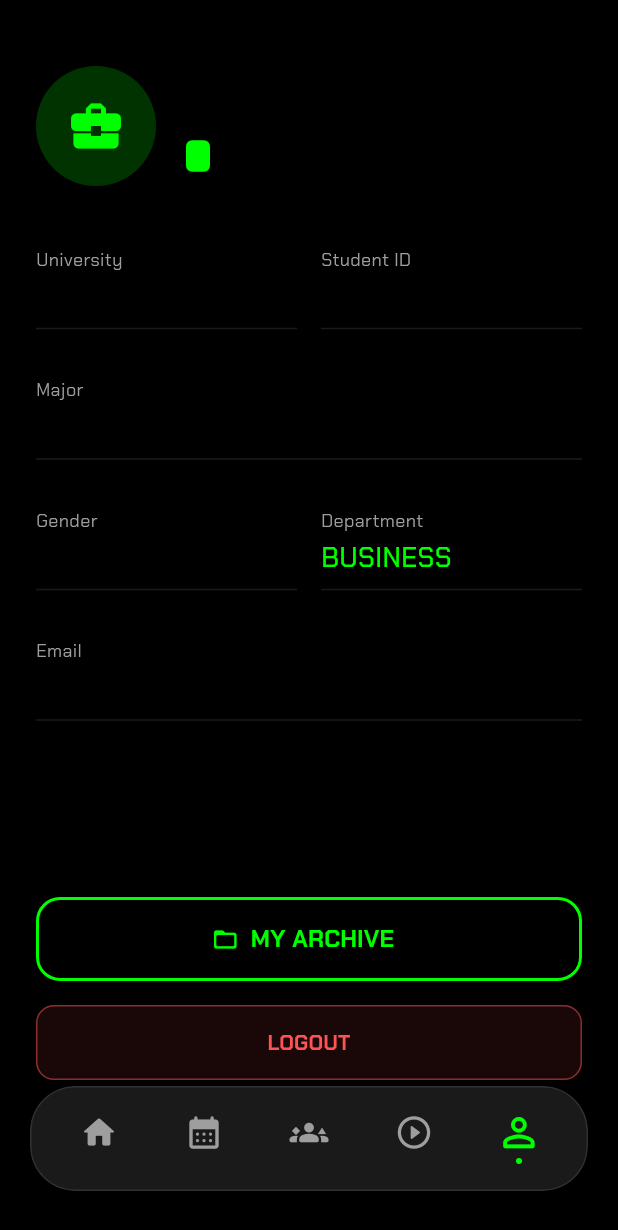
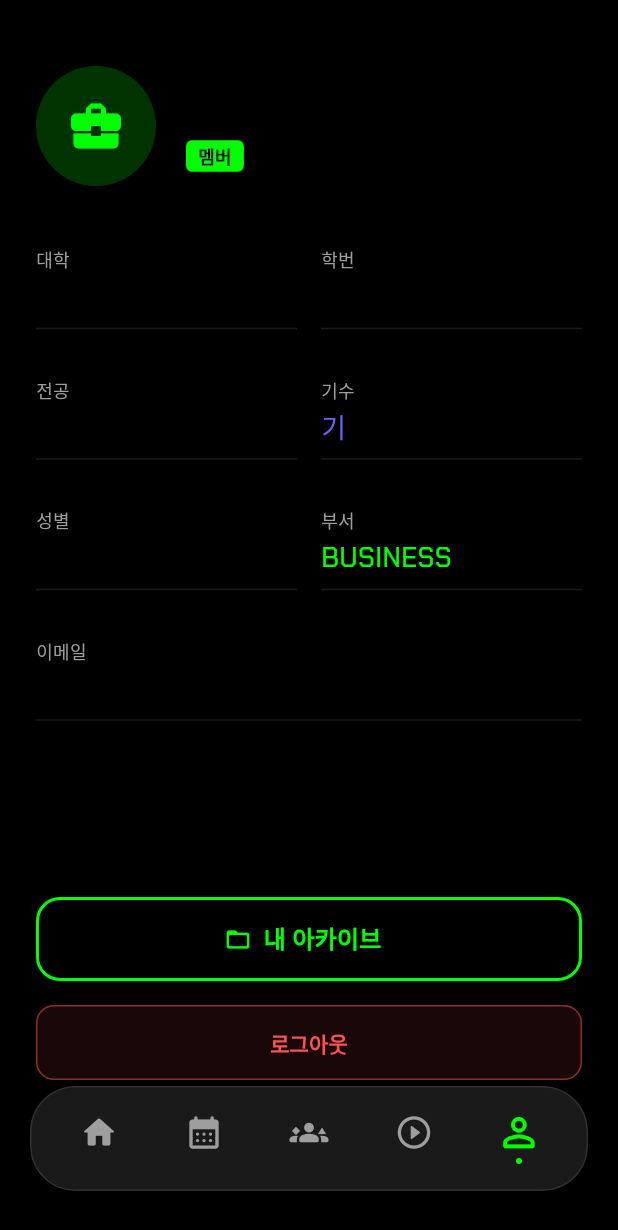
Before and after one commit to joshuakod123/kraft_app, a Flutter app: the ProfileScreen screen opened by its route, on a phone screen of 412 x 824 dp. Shown: the top 1230 px of the screen. Run offline on Flutter 3.47's test engine with Material 3 defaults, Android fonts, the phone set to English and light mode, and no system bars; drawn by our look-alikes of flutter_animate; our stand-ins replace flutter_riverpod, glass_kit, go_router, google_fonts, just_audio, qr_flutter and 2 more; missing offline and left inert: mobile_scanner; accounts and stored records are empty; statements that could not run were skipped.

Commit message:
fixed profile card

```diff
--- a/lib/features/home/team_member_screen.dart
+++ b/lib/features/home/team_member_screen.dart
@@ -8,17 +8,12 @@ import '../../core/constants/department_enum.dart';
 import '../../core/data/supabase_repository.dart';
 import '../../core/state/global_providers.dart';
 
-// -----------------------------------------------------------------------------
-// Provider: 현재 선택된 부서의 멤버 리스트 가져오기
-// -----------------------------------------------------------------------------
+// Provider 등 상단 코드는 그대로 유지
 final teamMembersProvider = FutureProvider.autoDispose<List<Map<String, dynamic>>>((ref) async {
   final dept = ref.watch(currentDeptProvider);
   return SupabaseRepository().getTeamMembers(dept.id);
 });
 
-// -----------------------------------------------------------------------------
-// Screen: 멤버 리스트 화면
-// -----------------------------------------------------------------------------
 class TeamMemberScreen extends ConsumerWidget {
   const TeamMemberScreen({super.key});
 
@@ -45,7 +40,6 @@ class TeamMemberScreen extends ConsumerWidget {
         iconTheme: const IconThemeData(color: Colors.white),
       ),
       body: Container(
-        // 배경 그라데이션
         decoration: BoxDecoration(
           gradient: LinearGradient(
             begin: Alignment.topLeft,
@@ -63,9 +57,7 @@ class TeamMemberScreen extends ConsumerWidget {
           data: (members) {
             return Column(
               children: [
-                const SizedBox(height: 100), // AppBar 공간 확보
-
-                // [리스트 헤더]
+                const SizedBox(height: 100),
                 Padding(
                   padding: const EdgeInsets.symmetric(horizontal: 24.0, vertical: 16.0),
                   child: Row(
@@ -95,12 +87,10 @@ class TeamMemberScreen extends ConsumerWidget {
                     ],
                   ),
                 ),
-
-                // [멤버 리스트]
                 Expanded(
                   child: ListView.separated(
                     padding: const EdgeInsets.symmetric(horizontal: 20, vertical: 10),
-                    itemCount: members.length + 1, // 하단 여백용 +1
+                    itemCount: members.length + 1,
                     separatorBuilder: (_, __) => const SizedBox(height: 12),
                     itemBuilder: (context, index) {
                       if (index == members.length) return const SizedBox(height: 120);
@@ -117,11 +107,13 @@ class TeamMemberScreen extends ConsumerWidget {
     );
   }
 
-  // 리스트 아이템 위젯
   Widget _buildMemberTile(BuildContext context, Map<String, dynamic> user, Department dept) {
     final name = user['name'] ?? 'Unknown';
     final email = user['email'] ?? '';
     final role = user['role'] ?? 'member';
+    // 기수 정보 리스트에도 표시 (선택사항)
+    final cohort = user['cohort'];
+
     final isManager = role == 'manager';
     final initial = name.isNotEmpty ? name.substring(0, 1) : '?';
 
@@ -151,7 +143,6 @@ class TeamMemberScreen extends ConsumerWidget {
           ),
           child: Row(
             children: [
-              // 아바타 (Hero 연결)
               Hero(
                 tag: 'avatar-${user['id']}',
                 child: Container(
@@ -178,11 +169,11 @@ class TeamMemberScreen extends ConsumerWidget {
                 ),
               ),
               const SizedBox(width: 16),
-
-              // 이름 및 이메일
               Expanded(
                 child: Column(
                   crossAxisAlignment: CrossAxisAlignment.start,
+                  children: [
+                    Row(
                       children: [
                         Text(
                           name,
@@ -191,6 +182,16 @@ class TeamMemberScreen extends ConsumerWidget {
                             fontWeight: FontWeight.bold,
                             fontSize: 16,
                           ),
+                        ),
+                        // 리스트에서 이름 옆에 작게 기수 표시
+                        if (cohort != null) ...[
+                          const SizedBox(width: 6),
+                          Text(
+                            "${cohort}기",
+                            style: TextStyle(color: dept.color.withOpacity(0.8), fontSize: 12),
+                          ),
+                        ]
+                      ],
                     ),
                     const SizedBox(height: 4),
                     Text(
@@ -202,8 +203,6 @@ class TeamMemberScreen extends ConsumerWidget {
                   ],
                 ),
               ),
-
-              // 우측 아이콘
               if (isManager)
                 Icon(Icons.stars_rounded, color: dept.color, size: 24)
               else
@@ -215,7 +214,6 @@ class TeamMemberScreen extends ConsumerWidget {
     );
   }
 
-  // 팝업 다이얼로그 호출 함수
   void _showProfileDialog(BuildContext context, Map<String, dynamic> user, Department dept) {
     showGeneralDialog(
       context: context,
@@ -237,7 +235,7 @@ class TeamMemberScreen extends ConsumerWidget {
 }
 
 // -----------------------------------------------------------------------------
-// Widget: 상세 프로필 팝업 카드 (수정된 버전)
+// 상세 프로필 팝업 카드 (한글화 및 기수 연동)
 // -----------------------------------------------------------------------------
 class MemberProfileCard extends StatelessWidget {
   final Map<String, dynamic> user;
@@ -251,19 +249,17 @@ class MemberProfileCard extends StatelessWidget {
 
   @override
   Widget build(BuildContext context) {
-    final name = user['name'] ?? 'Unknown';
+    final name = user['name'] ?? '알 수 없음';
     final email = user['email'] ?? '-';
-    final major = user['major'] ?? 'Major';
-    final studentId = user['student_id'] ?? 'Unknown';
+    final major = user['major'] ?? '전공 미입력';
+    final studentId = user['student_id'] ?? '미입력';
     final role = user['role'] ?? 'member';
-    final school = user['school'] ?? 'Univ';
+    final school = user['school'] ?? '대학교';
     final initial = name.isNotEmpty ? name.substring(0, 1) : '?';
 
-    // [기수 계산 로직]
-    String generation = "Unknown";
-    if (studentId.length >= 4) {
-      generation = "${studentId.substring(2, 4)}th Gen";
-    }
+    // [수정] DB에서 기수 정보 가져오기
+    final cohort = user['cohort'];
+    final generationString = cohort != null ? "${cohort}기" : "기수 미정";
 
     final isManager = role == 'manager';
     final themeColor = isManager ? dept.color : Colors.white;
@@ -271,17 +267,13 @@ class MemberProfileCard extends StatelessWidget {
     return Center(
       child: Material(
         color: Colors.transparent,
-        // [수정] ConstrainedBox로 감싸서 크기 제한 적용
         child: ConstrainedBox(
           constraints: BoxConstraints(
-            maxHeight: MediaQuery.of(context).size.height * 0.65, // 화면 높이의 65% 제한
+            maxHeight: MediaQuery.of(context).size.height * 0.65,
             maxWidth: MediaQuery.of(context).size.width * 0.85,
           ),
           child: GlassContainer(
-            // height: double.infinity, // [제거] 높이 무한대 제거 -> 내용물에 맞춤
-            // constraints: ... // [제거] 이 속성이 에러 원인이었음
             width: MediaQuery.of(context).size.width * 0.85,
-
             borderRadius: BorderRadius.circular(24),
             borderWidth: 1.5,
             borderColor: themeColor.withOpacity(0.3),
@@ -295,7 +287,7 @@ class MemberProfileCard extends StatelessWidget {
             ),
             blur: 20.0,
             child: Column(
-              mainAxisSize: MainAxisSize.min, // 내용물 크기만큼만 차지
+              mainAxisSize: MainAxisSize.min,
               children: [
                 // [1. 상단 배너 및 아바타]
                 SizedBox(
@@ -303,7 +295,6 @@ class MemberProfileCard extends StatelessWidget {
                   child: Stack(
                     alignment: Alignment.topCenter,
                     children: [
-                      // 컬러 배너
                       Container(
                         height: 90,
                         decoration: BoxDecoration(
@@ -315,7 +306,6 @@ class MemberProfileCard extends StatelessWidget {
                           borderRadius: const BorderRadius.vertical(top: Radius.circular(24)),
                         ),
                       ),
-                      // 아바타
                       Positioned(
                         top: 40,
                         child: Hero(
@@ -380,7 +370,7 @@ class MemberProfileCard extends StatelessWidget {
 
                 const SizedBox(height: 24),
 
-                // [3. 정보 박스 (Grid Style)]
+                // [3. 정보 박스 (한글 라벨)]
                 Padding(
                   padding: const EdgeInsets.symmetric(horizontal: 20),
                   child: Column(
@@ -388,25 +378,25 @@ class MemberProfileCard extends StatelessWidget {
                       // 첫 번째 줄: 학번 & 기수
                       Row(
                         children: [
-                          Expanded(child: _buildInfoBox("Student ID", studentId, Icons.badge_outlined)),
+                          Expanded(child: _buildInfoBox("학번", studentId, Icons.badge_outlined)),
                           const SizedBox(width: 12),
-                          Expanded(child: _buildInfoBox("Cohort", generation, Icons.school_outlined)),
+                          Expanded(child: _buildInfoBox("기수", generationString, Icons.school_outlined)),
                         ],
                       ),
                       const SizedBox(height: 12),
 
-                      // 두 번째 줄: 역할 (Manager / Member)
+                      // 두 번째 줄: 역할
                       _buildRoleBox(isManager, dept),
 
                       const SizedBox(height: 12),
 
-                      // 세 번째 줄: 이메일 (가로 전체)
-                      _buildInfoBox("Email Address", email, Icons.alternate_email_rounded, isFullWidth: true),
+                      // 세 번째 줄: 이메일
+                      _buildInfoBox("이메일", email, Icons.alternate_email_rounded, isFullWidth: true),
                     ],
                   ),
                 ),
 
-                const SizedBox(height: 24), // 하단 여백
+                const SizedBox(height: 24),
 
                 // [4. 닫기 버튼]
                 Padding(
@@ -423,7 +413,7 @@ class MemberProfileCard extends StatelessWidget {
                         side: BorderSide(color: Colors.white.withOpacity(0.2)),
                         shape: RoundedRectangleBorder(borderRadius: BorderRadius.circular(12)),
                       ),
-                      child: const Text("Close Profile", style: TextStyle(fontWeight: FontWeight.w600)),
+                      child: const Text("닫기", style: TextStyle(fontWeight: FontWeight.w600)),
                     ),
                   ),
                 ),
@@ -435,7 +425,6 @@ class MemberProfileCard extends StatelessWidget {
     );
   }
 
-  // 기본 정보 박스 위젯
   Widget _buildInfoBox(String label, String value, IconData icon, {bool isFullWidth = false}) {
     return Container(
       padding: const EdgeInsets.all(12),
@@ -476,7 +465,6 @@ class MemberProfileCard extends StatelessWidget {
     );
   }
 
-  // 역할(Role) 전용 박스 위젯
   Widget _buildRoleBox(bool isManager, Department dept) {
     return Container(
       width: double.infinity,
@@ -498,7 +486,7 @@ class MemberProfileCard extends StatelessWidget {
           ),
           const SizedBox(width: 8),
           Text(
-            isManager ? "EXECUTIVE / MANAGER" : "TEAM MEMBER",
+            isManager ? "운영진 / 매니저" : "일반 멤버",
             style: TextStyle(
               color: isManager ? dept.color : Colors.white70,
               fontSize: 13,
--- a/lib/features/profile/profile_screen.dart
+++ b/lib/features/profile/profile_screen.dart
@@ -14,6 +14,7 @@ class ProfileScreen extends ConsumerWidget {
     return Scaffold(
       backgroundColor: Colors.black,
       body: FutureBuilder<Map<String, dynamic>?>(
+        // Repository가 '*'를 select 한다면 cohort도 자동으로 가져옵니다.
         future: SupabaseRepository().getUserProfile(),
         builder: (context, snapshot) {
           if (snapshot.connectionState == ConnectionState.waiting) {
@@ -21,16 +22,19 @@ class ProfileScreen extends ConsumerWidget {
           }
 
           final user = snapshot.data;
-          // DB 필드 가져오기
+
+          // --- [데이터 가져오기 및 한글화 준비] ---
           final name = user?['name'] ?? 'Member';
-          final major = user?['major'] ?? 'Unknown';
+          final major = user?['major'] ?? '미입력';
+          final school = user?['school'] ?? '미입력';
+          final studentId = user?['student_id'] ?? '미입력';
+          final gender = user?['gender'] ?? '-';
 
-          // [추가] 새로 추가된 필드들
-          final school = user?['school'] ?? 'Univ';
-          final studentId = user?['student_id'] ?? 'ID';
-          final gender = user?['gender'] ?? '-';
-          final role = user?['role'] ?? 'member'; // 'manager' or 'member'
+          // 기수 데이터 가져오기 (DB 컬럼: cohort)
+          final cohort = user?['cohort'];
+          final cohortString = cohort != null ? '${cohort}기' : '-';
 
+          final role = user?['role'] ?? 'member';
           final teamId = user?['team_id'] ?? 1;
           final dept = Department.values.firstWhere((d) => d.id == teamId, orElse: () => Department.business);
 
@@ -46,7 +50,7 @@ class ProfileScreen extends ConsumerWidget {
                     children: [
                       CircleAvatar(
                         radius: 40,
-                        backgroundColor: dept.color.withValues(alpha: 0.2),
+                        backgroundColor: dept.color.withOpacity(0.2), // withValues 대신 호환성 위해 withOpacity 사용
                         child: Icon(dept.icon, size: 40, color: dept.color),
                       ),
                       const SizedBox(width: 20),
@@ -61,7 +65,7 @@ class ProfileScreen extends ConsumerWidget {
                                 borderRadius: BorderRadius.circular(4)
                             ),
                             child: Text(
-                              role.toString().toUpperCase(), // MEMBER or MANAGER
+                              role == 'manager' ? '임원진' : '멤버', // 한글화
                               style: const TextStyle(color: Colors.black, fontSize: 12, fontWeight: FontWeight.bold),
                             ),
                           ),
@@ -71,38 +75,47 @@ class ProfileScreen extends ConsumerWidget {
                   ),
                   const SizedBox(height: 40),
 
-                  // [2] 정보 타일들 (전화번호 제거됨, 학교/학번/성별 추가됨)
+                  // [2] 정보 타일들 (한글 라벨 적용)
                   Row(
                     children: [
-                      Expanded(child: _buildInfoTile("University", school)),
+                      Expanded(child: _buildInfoTile("대학", school)),
                       const SizedBox(width: 16),
-                      Expanded(child: _buildInfoTile("Student ID", studentId)),
+                      Expanded(child: _buildInfoTile("학번", studentId)),
                     ],
                   ),
-                  _buildInfoTile("Major", major),
+
+                  // [수정됨] 전공 옆에 기수 배치
+                  Row(
+                    children: [
+                      Expanded(child: _buildInfoTile("전공", major)),
+                      const SizedBox(width: 16),
+                      Expanded(child: _buildInfoTile("기수", cohortString, color: AppTheme.primaryColor)), // 기수는 강조 색상
+                    ],
+                  ),
 
                   Row(
                     children: [
-                      Expanded(child: _buildInfoTile("Gender", gender)),
+                      Expanded(child: _buildInfoTile("성별", gender)),
                       const SizedBox(width: 16),
-                      Expanded(child: _buildInfoTile("Department", dept.name, color: dept.color)),
+                      // Department -> 부서 (enum name 대신 한글명 사용 추천, 일단 dept.name 유지)
+                      Expanded(child: _buildInfoTile("부서", dept.name, color: dept.color)),
                     ],
                   ),
 
-                  _buildInfoTile("Email", SupabaseRepository().currentUser?.email ?? ''),
+                  _buildInfoTile("이메일", SupabaseRepository().currentUser?.email ?? ''),
 
                   const Spacer(),
 
-                  // [3] MY ARCHIVE 버튼 (추가됨)
+                  // [3] MY ARCHIVE 버튼
                   SizedBox(
                     width: double.infinity,
                     height: 56,
                     child: OutlinedButton.icon(
-                      onPressed: () => context.push('/archive'), // 아카이브 화면으로 이동
+                      onPressed: () => context.push('/archive'),
                       icon: const Icon(Icons.folder_open_rounded),
-                      label: const Text("MY ARCHIVE", style: TextStyle(fontWeight: FontWeight.bold, fontSize: 16)),
+                      label: const Text("내 아카이브", style: TextStyle(fontWeight: FontWeight.bold, fontSize: 16)),
                       style: OutlinedButton.styleFrom(
-                        foregroundColor: dept.color, // 부서 색상 적용
+                        foregroundColor: dept.color,
                         side: BorderSide(color: dept.color, width: 2),
                         shape: RoundedRectangleBorder(borderRadius: BorderRadius.circular(16)),
                       ),
@@ -118,12 +131,12 @@ class ProfileScreen extends ConsumerWidget {
                     child: ElevatedButton(
                       onPressed: () => ref.read(authProvider.notifier).logout(),
                       style: ElevatedButton.styleFrom(
-                        backgroundColor: Colors.redAccent.withValues(alpha: 0.1),
+                        backgroundColor: Colors.redAccent.withOpacity(0.1),
                         foregroundColor: Colors.redAccent,
                         shape: RoundedRectangleBorder(borderRadius: BorderRadius.circular(12)),
-                        side: BorderSide(color: Colors.redAccent.withValues(alpha: 0.5)),
+                        side: BorderSide(color: Colors.redAccent.withOpacity(0.5)),
                       ),
-                      child: const Text("LOGOUT", style: TextStyle(fontWeight: FontWeight.bold)),
+                      child: const Text("로그아웃", style: TextStyle(fontWeight: FontWeight.bold)),
                     ),
                   ),
                   const SizedBox(height: 80),
@@ -151,3 +164,8 @@ class ProfileScreen extends ConsumerWidget {
     );
   }
 }
+
+// AppTheme.primaryColor가 없다면 Colors.blue 등으로 대체하세요.
+class AppTheme {
+  static const primaryColor = Color(0xFF6C63FF);
+}
```
Lines whose indentation alone changed are shown as unchanged.
